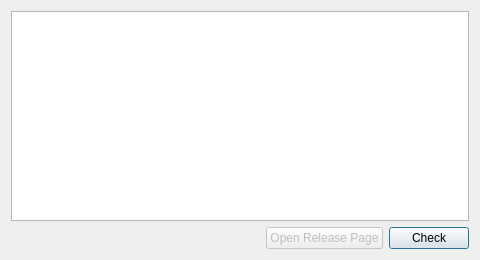
This is source/application/updater/UpdateDialog.ui in CST-Modelling-Tools/tonatiuhpp as Qt 5 draws it before an edit. The edited form follows.
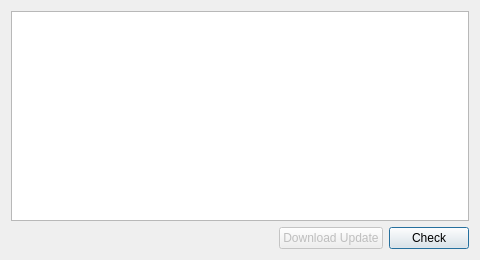
This is the edited form.

Commit message:
feat(updater): download platform update package
Download the selected GitHub release asset for the current platform after user confirmation.
Write the package to a partial file with progress reporting and explicit network, HTTP, and file-system errors before finalizing the completed download.

```diff
--- a/source/application/updater/UpdateDialog.ui
+++ b/source/application/updater/UpdateDialog.ui
@@ -42,7 +42,7 @@
         <bool>false</bool>
        </property>
        <property name="text">
-        <string>Open Release Page</string>
+        <string>Download Update</string>
        </property>
       </widget>
      </item>
```
Left out of the diff: 4 changed lines with no effect on the pictures. The commit also changes 2 other files.
